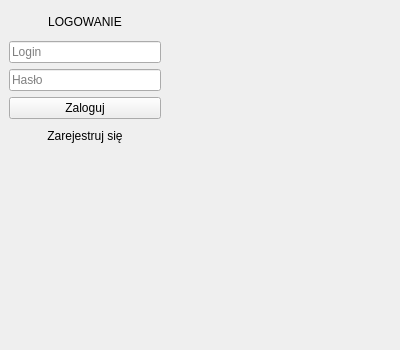
Above: gui/loginwidget.ui from majkus522/aplikacja-bankowa before the change. Below: the same form after it.
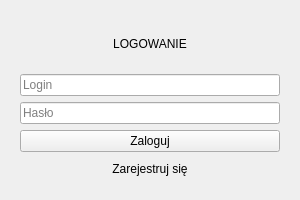
That is the form after the change.

The edit to the form file:
```diff
--- a/gui/loginwidget.ui
+++ b/gui/loginwidget.ui
@@ -6,23 +6,28 @@
    <rect>
     <x>0</x>
     <y>0</y>
-    <width>400</width>
-    <height>350</height>
+    <width>300</width>
+    <height>200</height>
    </rect>
   </property>
   <property name="windowTitle">
    <string>System Bankowy z Wieloma Kontami</string>
   </property>
-  <widget class="QWidget" name="centralwidget">
-   <property name="geometry">
-    <rect>
-     <x>0</x>
-     <y>0</y>
-     <width>170</width>
-     <height>156</height>
-    </rect>
-   </property>
+  <layout class="QVBoxLayout" name="verticalLayout_2">
+   <item>
    <layout class="QVBoxLayout" name="verticalLayout">
+     <property name="leftMargin">
+      <number>0</number>
+     </property>
+     <property name="topMargin">
+      <number>0</number>
+     </property>
+     <property name="rightMargin">
+      <number>0</number>
+     </property>
+     <property name="bottomMargin">
+      <number>0</number>
+     </property>
     <item>
      <widget class="QStackedWidget" name="stackedWidget">
       <property name="currentIndex">
@@ -79,7 +84,8 @@
      </widget>
     </item>
    </layout>
-  </widget>
+   </item>
+  </layout>
  </widget>
  <resources/>
  <connections/>
```
Lines whose indentation alone changed are shown as unchanged.
